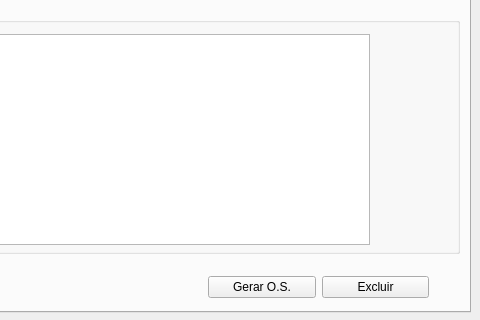
This is frm_ordemservico.ui in ustop0/TCC as Qt 5 draws it before an edit; both pictures show x 350 to 830 and y 347 to 667 of the 830 by 667 pixel window. The edited form follows.
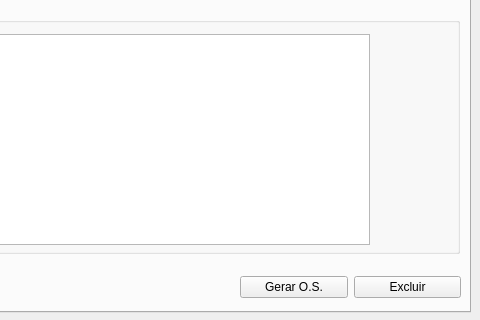
This is the edited form. The open tabs and pages were chosen to show the change.

Commit message: pequena alteração

Patch:
```diff
--- a/frm_ordemservico.ui
+++ b/frm_ordemservico.ui
@@ -588,7 +588,7 @@
     <widget class="QWidget" name="layoutWidget">
      <property name="geometry">
       <rect>
-       <x>546</x>
+       <x>578</x>
        <y>585</y>
        <width>221</width>
        <height>27</height>
```
Left out of the diff: 2 changed lines with no effect on the pictures. The commit also changes 2 other files.
